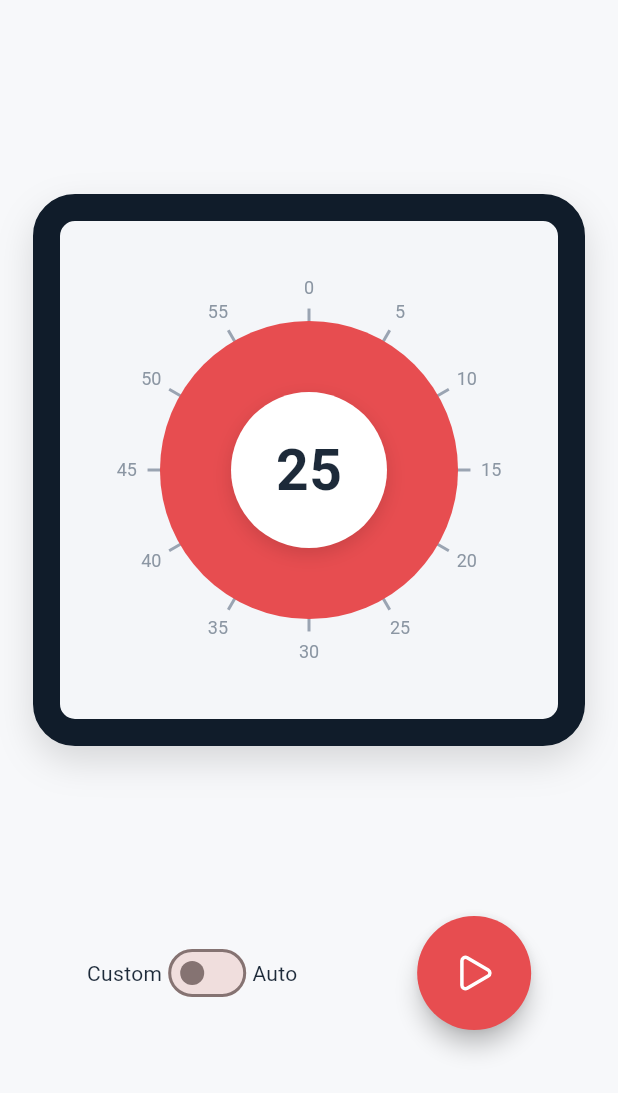
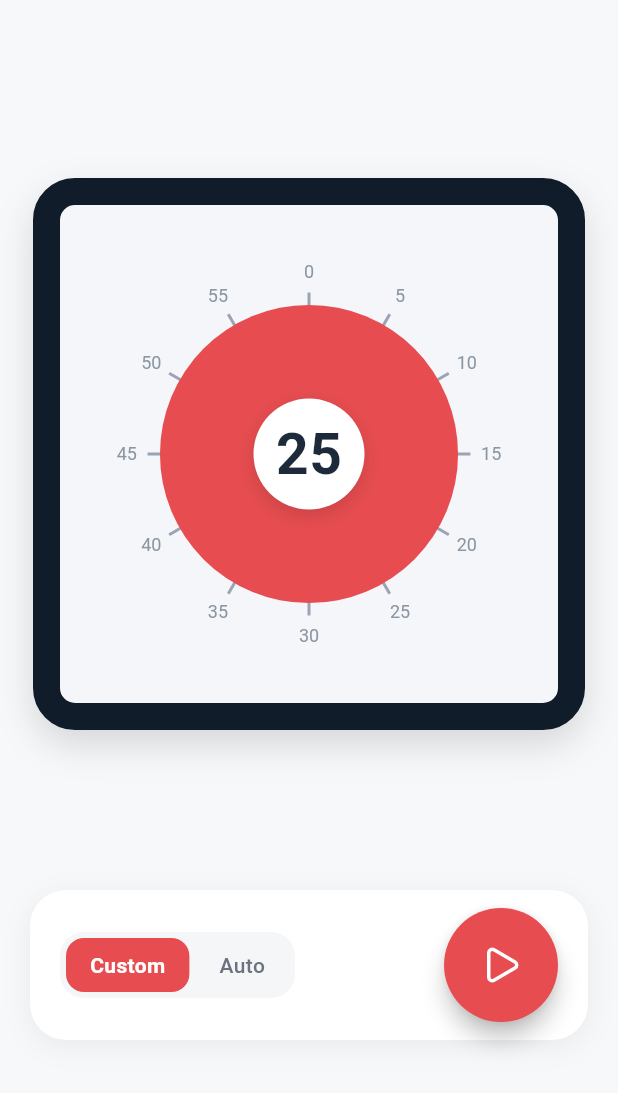
Before and after one commit to yoyowasi/mobile-integration2-2025, a Flutter app: the screen it shows after launch, on a phone screen of 412 x 824 dp. Shown: the top 1093 px of the screen. Run offline on Flutter 3.47's test engine with Material 3 defaults, Android fonts, the phone set to English and light mode, and no system bars; our stand-ins replace flutter_local_notifications, flutter_riverpod, go_router, lucide_icons_flutter, shared_preferences, timezone; Roboto replaces fonts that are missing (Pretendard).

Commit message:
오토 모드 및 중앙 다이얼 배지/눈금 옵션 추가, 세션 기록 기반 시간 갱신 로직 구현

```diff
--- a/lib/core/router/router.dart
+++ b/lib/core/router/router.dart
@@ -2,7 +2,7 @@ import 'package:flutter/material.dart';
 import 'package:flutter_riverpod/flutter_riverpod.dart';
 import 'package:go_router/go_router.dart';
 import 'package:mobile_integration2_2025/core/scaffold_with_nav.dart';
-import 'package:mobile_integration2_2025/features/stats/stats_screen.dart';
+import 'package:mobile_integration2_2025/screens/stats_screen.dart';
 
 import '../../screens/timer_screen.dart';
 
--- a/lib/main.dart
+++ b/lib/main.dart
@@ -1,10 +1,15 @@
 // lib/main.dart
 import 'package:flutter/material.dart';
 import 'package:flutter_riverpod/flutter_riverpod.dart';
+import 'package:mobile_integration2_2025/services/notify_service.dart';
 import 'screens/timer_screen.dart';
+
 
 Future<void> main() async {
   WidgetsFlutterBinding.ensureInitialized();
+  // 알림 초기화
+  await NotificationService().initialize();
+
   runApp(const ProviderScope(child: MyApp()));
 }
 
--- a/lib/providers/settings_provider.dart
+++ b/lib/providers/settings_provider.dart
@@ -1,5 +1,5 @@
 import 'package:flutter_riverpod/flutter_riverpod.dart';
-import '../../../core/tostore_service.dart';
+import '../services/tostore_service.dart';
 
 /// ToStoreService 인스턴스 제공
 final toStoreServiceProvider = Provider<ToStoreService>((ref) {
--- a/lib/screens/timer_screen.dart
+++ b/lib/screens/timer_screen.dart
@@ -1,10 +1,14 @@
 // lib/screens/timer_screen.dart
 import 'dart:async';
 import 'package:flutter/material.dart';
+import 'package:mobile_integration2_2025/features/timer/data/session_store.dart';
+import 'package:mobile_integration2_2025/features/timer/data/session_model.dart';
+
+import '../services/notify_service.dart';
 import '../widgets/dial/dial_canvas.dart';
 import '../widgets/controls/control_bar.dart';
 
-/// 단순 동작 확인용 데모 스크린 (Custom/Auto 모드 기능 추가)
+/// 단순 동작 확인용 데모 스크린 (Custom/Auto 모드 + 최근 기록 기반 오토)
 class TimerScreen extends StatefulWidget {
   const TimerScreen({super.key});
 
@@ -13,50 +17,120 @@ class TimerScreen extends StatefulWidget {
 }
 
 class _TimerScreenState extends State<TimerScreen> {
-  final int totalMinutes = 25; // 기본 25분
+  final SessionStore _sessionStore = SessionStore();
+  final NotificationService _notificationService = NotificationService();
+
   Timer? _ticker;
   int elapsed = 0; // 경과 초
   bool running = false;
-  String _mode = 'custom'; // 'custom' | 'auto' - 기본값은 'custom'
+  String _mode = 'custom'; // 'custom' | 'auto'
+
+  int _customMinutes = 25;  // 커스텀 기준 시간
+  int _autoMinutes = 25;    // 오토 모드 기준 시간 (최근 기록에서 갱신)
+  DateTime? _startedAt;     // 실제 시작 시간 (기록용)
+
+  int get _currentTotalMinutes =>
+      _mode == 'auto' ? _autoMinutes : _customMinutes;
+
+  @override
+  void initState() {
+    super.initState();
+    _loadAutoFromHistory();
+  }
+
+  Future<void> _loadAutoFromHistory() async {
+    final last = await _sessionStore.getLastCompletedMinutes();
+    if (!mounted) return;
+    setState(() {
+      // 최근 완료 세션이 있으면 그걸 오토 기준으로 사용
+      // 없으면 기본값 25분
+      _autoMinutes = last ?? 25;
+    });
+  }
 
   void _start() {
     if (running) return;
+    _startedAt = DateTime.now();
     setState(() => running = true);
+
     _ticker = Timer.periodic(const Duration(seconds: 1), (t) {
       setState(() {
         elapsed++;
-        if (elapsed >= totalMinutes * 60) {
-          _resetState(); // 완료 시 리셋
-        }
       });
+
+      // 목표 시간 도달
+      if (elapsed >= _currentTotalMinutes * 60) {
+        _finishSession(completed: true);
+        _showCompletionNotification(); // 알림 표시
+        _resetState();
+      }
     });
   }
 
+  Future<void> _showCompletionNotification() async {
+    await _notificationService.showTimerCompleteNotification(
+      mode: _mode,
+      minutes: _currentTotalMinutes,
+    );
+  }
+
   void _pause() {
+    if (!running) return;
     _ticker?.cancel();
     setState(() => running = false);
+
+    // 중간에 멈춘 것도 기록(미완료)
+    _finishSession(completed: false);
   }
 
   void _toggle() => running ? _pause() : _start();
 
-  // 타이머 완료/리셋 공용
+  Future<void> _finishSession({required bool completed}) async {
+    if (elapsed <= 0) return; // 아무것도 안 했으면 스킵
+
+    final start =
+        _startedAt ?? DateTime.now().subtract(Duration(seconds: elapsed));
+    final end = DateTime.now();
+
+    final session = SessionModel(
+      startedAt: start,
+      endedAt: end,
+      durationSec: elapsed,
+      mode: _mode,
+      completed: completed,
+    );
+    await _sessionStore.append(session);
+
+    // 완료된 세션이면 오토 기준 시간 갱신
+    if (completed) {
+      final last = await _sessionStore.getLastCompletedMinutes();
+      if (!mounted) return;
+      if (last != null) {
+        setState(() {
+          _autoMinutes = last;
+        });
+      }
+
+    }
+  }
+  // 내부 상태 리셋 (화면/타이머 초기화)
   void _resetState() {
     _ticker?.cancel();
     setState(() {
       elapsed = 0;
       running = false;
+      _startedAt = null;
     });
   }
 
-  // 모드 변경: 실행 중이면 멈추고 모드만 변경
+  // 모드 변경 처리: 실행 중이면 멈추고 모드만 변경 + 경과시간 초기화
   void _handleModeChange(bool isAuto) {
     if (running) {
-      _pause();
+      _pause(); // 실행 중이면 멈추고 기록까지 남김
     }
     setState(() {
       _mode = isAuto ? 'auto' : 'custom';
-      // 필요 시 모드 전환 시 초기화하려면 아래 주석 해제
-      // elapsed = 0;
+      elapsed = 0;
     });
   }
 
@@ -69,7 +143,9 @@ class _TimerScreenState extends State<TimerScreen> {
   @override
   Widget build(BuildContext context) {
     final isAutoMode = _mode == 'auto';
-    final showCenterBadge = !isAutoMode; // 오토 모드일 때 중앙 배지 숨김
+    final showCenterBadge = !isAutoMode; // 오토 모드일 때 중앙 숫자 숨김 등
+    final showNumbers = !isAutoMode;
+    final showTicks = !isAutoMode;
 
     return Scaffold(
       backgroundColor: const Color(0xFFF7F8FA),
@@ -78,20 +154,25 @@ class _TimerScreenState extends State<TimerScreen> {
           mainAxisAlignment: MainAxisAlignment.spaceBetween,
           children: [
             const SizedBox(height: 28),
+
             Padding(
               padding: const EdgeInsets.symmetric(horizontal: 22),
               child: PomodoroDial(
-                totalMinutes: totalMinutes,
+                totalMinutes: _currentTotalMinutes,
                 elapsedSeconds: elapsed,
                 showCenterBadge: showCenterBadge,
+                showNumbers: showNumbers,
+                showTicks: showTicks,
               ),
             ),
+
             ControlBar(
               isRunning: running,
               onToggle: _toggle,
               isAutoMode: isAutoMode,
               onModeChanged: _handleModeChange,
             ),
+
             const SizedBox(height: 24),
           ],
         ),
--- a/lib/widgets/controls/control_bar.dart
+++ b/lib/widgets/controls/control_bar.dart
@@ -1,6 +1,6 @@
 import 'package:flutter/material.dart';
+import 'package:flutter/services.dart';
 import 'play_pause_button.dart';
-// ResetButton, PageDots 제거
 
 /// 하단 컨트롤(재생/일시정지 버튼, 모드 스위치)
 class ControlBar extends StatelessWidget {
@@ -8,8 +8,8 @@ class ControlBar extends StatelessWidget {
     super.key,
     required this.isRunning,
     required this.onToggle,
-    required this.isAutoMode, // 새 파라미터
-    required this.onModeChanged, // 새 파라미터
+    required this.isAutoMode,
+    required this.onModeChanged,
   });
 
   final bool isRunning;
@@ -19,31 +19,88 @@ class ControlBar extends StatelessWidget {
 
   @override
   Widget build(BuildContext context) {
-    // 모드 스위치 위젯
-    final modeSwitch = Row(
-      mainAxisSize: MainAxisSize.min,
-      children: [
-        const Text('Custom', style: TextStyle(color: Color(0xFF1D2A39), fontSize: 14)),
-        Switch(
-          value: isAutoMode,
-          onChanged: onModeChanged,
-          activeThumbColor: const Color(0xFFE74D50),
-        ),
-        const Text('Auto', style: TextStyle(color: Color(0xFF1D2A39), fontSize: 14)),
-      ],
-    );
-
-    return Padding(
-      padding: const EdgeInsets.symmetric(vertical: 12, horizontal: 18),
+    return Container(
+      margin: const EdgeInsets.symmetric(horizontal: 20, vertical: 16),
+      padding: const EdgeInsets.symmetric(horizontal: 20, vertical: 12),
+      decoration: BoxDecoration(
+        color: Colors.white,
+        borderRadius: BorderRadius.circular(24),
+        boxShadow: [
+          BoxShadow(
+            color: Colors.black.withOpacity(0.06),
+            blurRadius: 16,
+            offset: const Offset(0, 4),
+          ),
+        ],
+      ),
       child: Row(
-        mainAxisAlignment: MainAxisAlignment.spaceAround, // 버튼 2개만 남겨 가운데 정렬
+        mainAxisAlignment: MainAxisAlignment.spaceBetween,
         children: [
-          // 모드 스위치를 왼쪽 또는 중앙에 배치
-          modeSwitch,
+          // 모드 스위치
+          _buildModeSwitch(),
           // 재생/일시정지 버튼
           PlayPauseButton(isRunning: isRunning, onPressed: onToggle),
         ],
       ),
     );
   }
+
+  Widget _buildModeSwitch() {
+    return Container(
+      padding: const EdgeInsets.symmetric(horizontal: 4, vertical: 4),
+      decoration: BoxDecoration(
+        color: const Color(0xFFF5F6F8),
+        borderRadius: BorderRadius.circular(16),
+      ),
+      child: Row(
+        mainAxisSize: MainAxisSize.min,
+        children: [
+          _buildModeChip(
+            label: 'Custom',
+            isActive: !isAutoMode,
+            onTap: () {
+              HapticFeedback.lightImpact();
+              onModeChanged(false);
+            },
+          ),
+          const SizedBox(width: 4),
+          _buildModeChip(
+            label: 'Auto',
+            isActive: isAutoMode,
+            onTap: () {
+              HapticFeedback.lightImpact();
+              onModeChanged(true);
+            },
+          ),
+        ],
+      ),
+    );
+  }
+
+  Widget _buildModeChip({
+    required String label,
+    required bool isActive,
+    required VoidCallback onTap,
+  }) {
+    return GestureDetector(
+      onTap: onTap,
+      child: AnimatedContainer(
+        duration: const Duration(milliseconds: 200),
+        curve: Curves.easeInOut,
+        padding: const EdgeInsets.symmetric(horizontal: 16, vertical: 8),
+        decoration: BoxDecoration(
+          color: isActive ? const Color(0xFFE74D50) : Colors.transparent,
+          borderRadius: BorderRadius.circular(12),
+        ),
+        child: Text(
+          label,
+          style: TextStyle(
+            color: isActive ? Colors.white : const Color(0xFF6B7280),
+            fontSize: 14,
+            fontWeight: isActive ? FontWeight.w600 : FontWeight.w500,
+          ),
+        ),
+      ),
+    );
+  }
 }
--- a/lib/widgets/dial/center_badge.dart
+++ b/lib/widgets/dial/center_badge.dart
@@ -8,8 +8,8 @@ class CenterBadge extends StatelessWidget {
   @override
   Widget build(BuildContext context) {
     return Container(
-      width: 104,
-      height: 104,
+      width: 74,
+      height: 74,
       decoration: const BoxDecoration(
         color: Colors.white,
         shape: BoxShape.circle,
--- a/lib/widgets/dial/dial_canvas.dart
+++ b/lib/widgets/dial/dial_canvas.dart
@@ -13,13 +13,17 @@ class PomodoroDial extends StatelessWidget {
     required this.totalMinutes,
     required this.elapsedSeconds,
     this.arcColor = const Color(0xFFE74D50),
-    required this.showCenterBadge, // 새로 추가: 중앙 배지 표시 여부
+    required this.showCenterBadge, // 중앙 배지 표시 여부
+    this.showNumbers = true,       // 👈 숫자(눈금 옆 라벨) 표시 여부
+    this.showTicks = true,
   });
 
-  final int totalMinutes;     // 전체 분 (예: 25)
-  final int elapsedSeconds;   // 경과 초
-  final Color arcColor;       // 원호 색
-  final bool showCenterBadge; // 중앙 배지 표시 여부
+  final int totalMinutes;      // 전체 분 (예: 25)
+  final int elapsedSeconds;    // 경과 초
+  final Color arcColor;        // 원호 색
+  final bool showCenterBadge;  // 중앙 배지 표시 여부
+  final bool showNumbers;      // 👈 눈금 옆 숫자 표시 여부
+  final bool showTicks;
 
   @override
   Widget build(BuildContext context) {
@@ -30,23 +34,38 @@ class PomodoroDial extends StatelessWidget {
 
     final List<Widget> children = [
       // 눈금 레이어
-      CustomPaint(painter: TicksPainter(), child: const SizedBox.expand()),
-      // 숫자 레이어
-      CustomPaint(painter: NumbersPainter(), child: const SizedBox.expand()),
+      if (showTicks)
+        CustomPaint(
+          painter: TicksPainter(),
+          child: const SizedBox.expand(),
+        ),
+
+      // 숫자 레이어 (옵션)
+      if (showNumbers)
+        CustomPaint(
+          painter: NumbersPainter(),
+          child: const SizedBox.expand(),
+        ),
+
       // 남은 시간 원호 레이어
       CustomPaint(
         painter: ArcPainter(
           totalMinutes: totalMinutes,
           remainSeconds: remainSeconds,
           color: arcColor,
+          isAutoMode: !showCenterBadge
         ),
         child: const SizedBox.expand(),
       ),
     ];
 
-    // showCenterBadge가 true일 때만 CenterBadge를 추가하여 숫자를 조건부로 숨깁니다.
+    // showCenterBadge가 true일 때만 CenterBadge를 추가
     if (showCenterBadge) {
-      children.add(CenterBadge(remainMinutes: remainMinutes.clamp(0, totalMinutes)));
+      children.add(
+        CenterBadge(
+          remainMinutes: remainMinutes.clamp(0, totalMinutes),
+        ),
+      );
     }
 
     return AspectRatio(
```
Also changed, not shown: lib/core/notify_service.dart (deleted, +0 -31 lines), lib/features/timer/data/session_store.dart (+27 -8 lines), lib/services/notify_service.dart (added, +86 -0 lines), lib/widgets/dial/painters/arc_painter.dart (+43 -13 lines), lib/screens/history_screen.dart (added), lib/screens/stats_screen.dart (renamed from lib/features/stats/stats_screen.dart), lib/services/tostore_service.dart (renamed from lib/core/tostore_service.dart), 1 other file.
